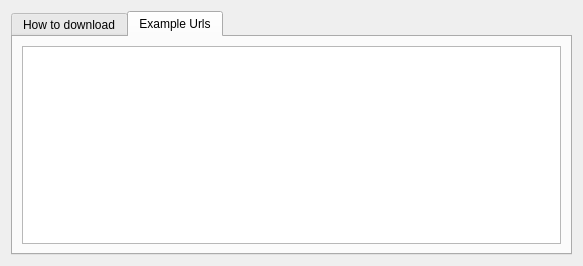
Qt form src/help.ui (keshavbhatt/TikTok-Downloader) before a commit.
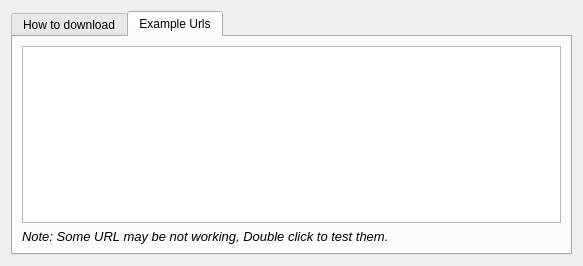
The same form after that commit.

The edit to the form file:
```diff
--- a/src/help.ui
+++ b/src/help.ui
@@ -49,8 +49,30 @@
       <layout class="QVBoxLayout" name="verticalLayout_3">
        <item>
         <widget class="QListView" name="listView">
+         <property name="horizontalScrollBarPolicy">
+          <enum>Qt::ScrollBarAlwaysOff</enum>
+         </property>
          <property name="editTriggers">
           <set>QAbstractItemView::NoEditTriggers</set>
+         </property>
+         <property name="textElideMode">
+          <enum>Qt::ElideMiddle</enum>
+         </property>
+         <property name="spacing">
+          <number>2</number>
+         </property>
+        </widget>
+       </item>
+       <item>
+        <widget class="QLabel" name="label">
+         <property name="font">
+          <font>
+           <pointsize>10</pointsize>
+           <italic>true</italic>
+          </font>
+         </property>
+         <property name="text">
+          <string>Note: Some URL may be not working, Double click to test them.</string>
          </property>
         </widget>
        </item>
```
